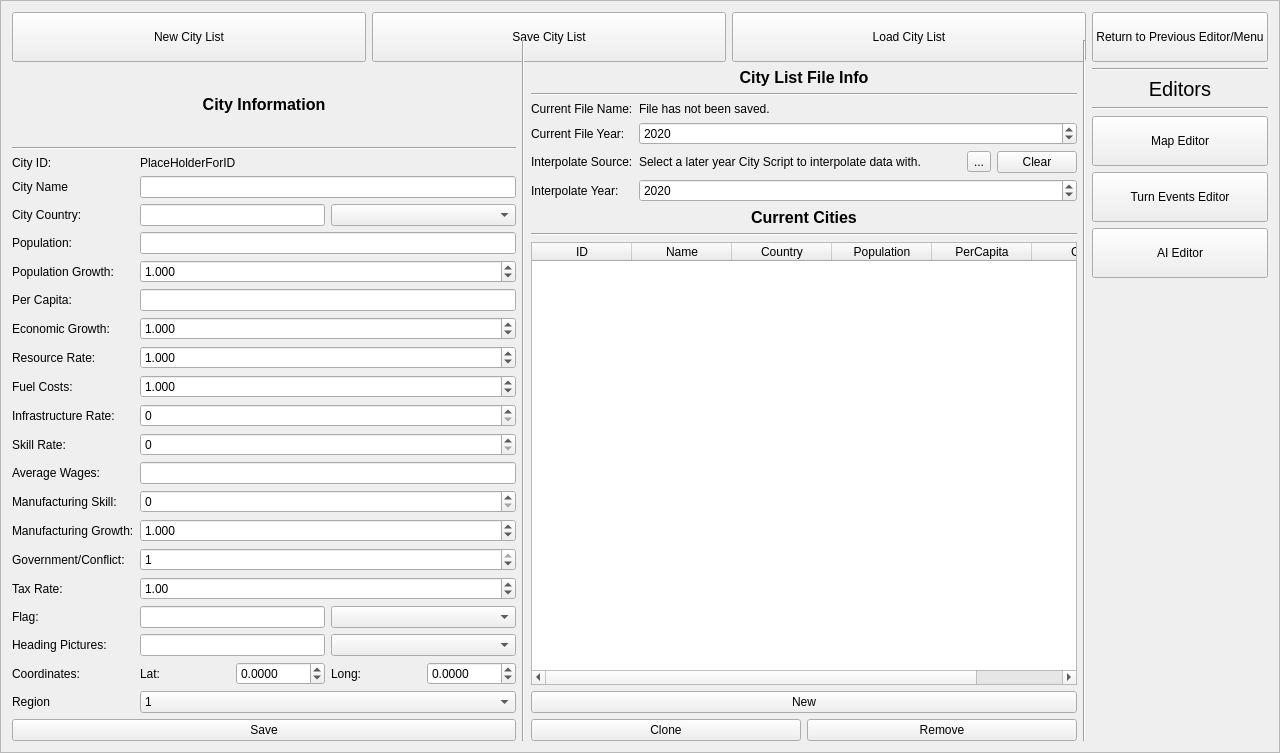
Qt form CityEditor.ui (gearcity/GearCity_ModTools) before a commit.
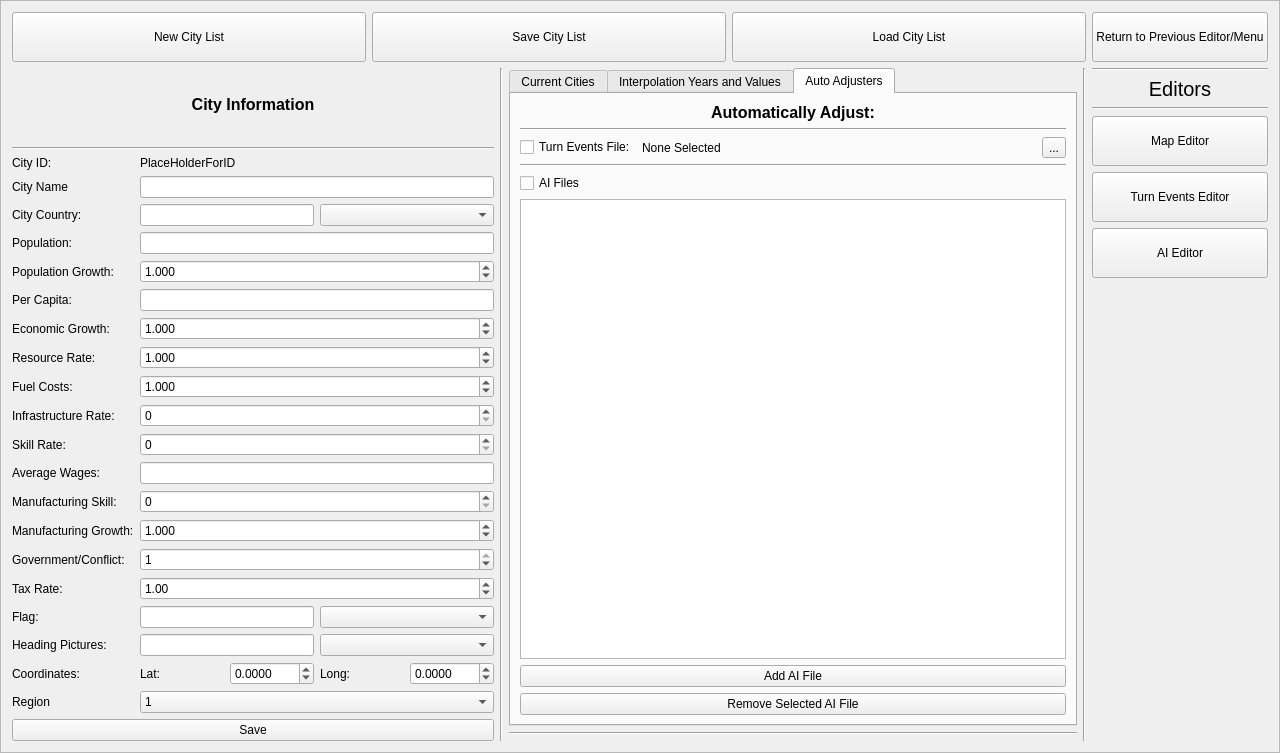
The same form after that commit. Icons and pictures are not drawn.

The edit to the form file:
```diff
--- a/CityEditor.ui
+++ b/CityEditor.ui
@@ -196,20 +196,6 @@
      </item>
     </layout>
    </item>
-   <item row="1" column="1" rowspan="3">
-    <widget class="Line" name="line">
-     <property name="orientation">
-      <enum>Qt::Vertical</enum>
-     </property>
-    </widget>
-   </item>
-   <item row="1" column="3" rowspan="3">
-    <widget class="Line" name="line_7">
-     <property name="orientation">
-      <enum>Qt::Vertical</enum>
-     </property>
-    </widget>
-   </item>
    <item row="2" column="0" rowspan="2">
     <layout class="QVBoxLayout" name="verticalLayout_2">
      <item>
@@ -676,7 +662,19 @@
    <item row="2" column="2">
     <layout class="QVBoxLayout" name="verticalLayout_4">
      <item>
-      <widget class="QLabel" name="label_27">
+      <widget class="QTabWidget" name="tab_CityEditor_Middle">
+       <property name="currentIndex">
+        <number>2</number>
+       </property>
+       <widget class="QWidget" name="tab_3">
+        <attribute name="title">
+         <string>Current Cities</string>
+        </attribute>
+        <layout class="QVBoxLayout" name="verticalLayout_8">
+         <item>
+          <layout class="QVBoxLayout" name="verticalLayout_3">
+           <item>
+            <widget class="QLabel" name="label_31">
        <property name="font">
         <font>
          <pointsize>12</pointsize>
@@ -685,7 +683,7 @@
         </font>
        </property>
        <property name="text">
-        <string>City List File Info</string>
+              <string>Current Cities</string>
        </property>
        <property name="alignment">
         <set>Qt::AlignCenter</set>
@@ -693,12 +691,91 @@
       </widget>
      </item>
      <item>
-      <widget class="Line" name="line_3">
+            <widget class="Line" name="line_4">
        <property name="orientation">
         <enum>Qt::Horizontal</enum>
        </property>
       </widget>
      </item>
+           <item>
+            <widget class="QTableWidget" name="Table_CE_CitiesInList">
+             <property name="editTriggers">
+              <set>QAbstractItemView::NoEditTriggers</set>
+             </property>
+             <column>
+              <property name="text">
+               <string>ID</string>
+              </property>
+             </column>
+             <column>
+              <property name="text">
+               <string>Name</string>
+              </property>
+             </column>
+             <column>
+              <property name="text">
+               <string>Country</string>
+              </property>
+             </column>
+             <column>
+              <property name="text">
+               <string>Population</string>
+              </property>
+             </column>
+             <column>
+              <property name="text">
+               <string>PerCapita</string>
+              </property>
+             </column>
+             <column>
+              <property name="text">
+               <string>Gov</string>
+              </property>
+             </column>
+            </widget>
+           </item>
+           <item>
+            <layout class="QVBoxLayout" name="verticalLayout">
+             <item>
+              <layout class="QHBoxLayout" name="horizontalLayout_5">
+               <item>
+                <widget class="QPushButton" name="Button_CE_MakeNewCity">
+                 <property name="text">
+                  <string>New</string>
+                 </property>
+                </widget>
+               </item>
+              </layout>
+             </item>
+             <item>
+              <layout class="QHBoxLayout" name="horizontalLayout_4">
+               <item>
+                <widget class="QPushButton" name="Button_CE_NewCloneCity">
+                 <property name="text">
+                  <string>Clone</string>
+                 </property>
+                </widget>
+               </item>
+               <item>
+                <widget class="QPushButton" name="Button_CE_RemoveSelectedCity">
+                 <property name="text">
+                  <string>Remove</string>
+                 </property>
+                </widget>
+               </item>
+              </layout>
+             </item>
+            </layout>
+           </item>
+          </layout>
+         </item>
+        </layout>
+       </widget>
+       <widget class="QWidget" name="tab">
+        <attribute name="title">
+         <string>Interpolation Years and Values</string>
+        </attribute>
+        <layout class="QVBoxLayout" name="verticalLayout_7">
      <item>
       <layout class="QVBoxLayout" name="verticalLayout_5">
        <item>
@@ -706,21 +783,28 @@
          <property name="fieldGrowthPolicy">
           <enum>QFormLayout::AllNonFixedFieldsGrow</enum>
          </property>
-         <item row="0" column="0">
+             <item row="1" column="0">
           <widget class="QLabel" name="label_28">
            <property name="text">
             <string>Current File Name:</string>
            </property>
           </widget>
          </item>
-         <item row="1" column="0">
+             <item row="1" column="1">
+              <widget class="QLabel" name="Label_CE_CurrentSaveName">
+               <property name="text">
+                <string>File has not been saved.</string>
+               </property>
+              </widget>
+             </item>
+             <item row="2" column="0">
           <widget class="QLabel" name="label_30">
            <property name="text">
             <string>Current File Year:</string>
            </property>
           </widget>
          </item>
-         <item row="1" column="1">
+             <item row="2" column="1">
           <widget class="QSpinBox" name="SpinBox_CE_CityListYear">
            <property name="minimum">
             <number>1900</number>
@@ -733,14 +817,14 @@
            </property>
           </widget>
          </item>
-         <item row="2" column="0">
+             <item row="3" column="0">
           <widget class="QLabel" name="label">
            <property name="text">
             <string>Interpolate Source:</string>
            </property>
           </widget>
          </item>
-         <item row="2" column="1">
+             <item row="3" column="1">
           <layout class="QHBoxLayout" name="horizontalLayout_6">
            <item>
             <widget class="QLabel" name="Label_CE_InterpolationSource">
@@ -778,14 +862,14 @@
            </item>
           </layout>
          </item>
-         <item row="3" column="0">
+             <item row="4" column="0">
           <widget class="QLabel" name="label_6">
            <property name="text">
             <string>Interpolate Year:</string>
            </property>
           </widget>
          </item>
-         <item row="3" column="1">
+             <item row="4" column="1">
           <widget class="QSpinBox" name="SpinBox_CE_InterpolateYear">
            <property name="minimum">
             <number>1900</number>
@@ -798,8 +882,15 @@
            </property>
           </widget>
          </item>
-         <item row="0" column="1">
-          <widget class="QLabel" name="Label_CE_CurrentSaveName">
+             <item row="0" column="0" colspan="2">
+              <widget class="QLabel" name="label_3">
+               <property name="font">
+                <font>
+                 <pointsize>13</pointsize>
+                 <weight>75</weight>
+                 <bold>true</bold>
+                </font>
+               </property>
            <property name="text">
             <string>File has not been saved.</string>
            </property>
@@ -810,11 +901,14 @@
       </layout>
      </item>
     </layout>
-   </item>
-   <item row="3" column="2">
-    <layout class="QVBoxLayout" name="verticalLayout_3">
+       </widget>
+       <widget class="QWidget" name="tab_2">
+        <attribute name="title">
+         <string>Auto Adjusters</string>
+        </attribute>
+        <layout class="QVBoxLayout" name="verticalLayout_9">
      <item>
-      <widget class="QLabel" name="label_31">
+          <widget class="QLabel" name="label_27">
        <property name="font">
         <font>
          <pointsize>12</pointsize>
@@ -823,7 +917,7 @@
         </font>
        </property>
        <property name="text">
-        <string>Current Cities</string>
+            <string>Automatically Adjust:</string>
        </property>
        <property name="alignment">
         <set>Qt::AlignCenter</set>
@@ -831,84 +925,101 @@
       </widget>
      </item>
      <item>
-      <widget class="Line" name="line_4">
+          <widget class="Line" name="line_8">
        <property name="orientation">
         <enum>Qt::Horizontal</enum>
        </property>
       </widget>
      </item>
      <item>
-      <widget class="QTableWidget" name="Table_CE_CitiesInList">
-       <property name="editTriggers">
-        <set>QAbstractItemView::NoEditTriggers</set>
-       </property>
-       <column>
+          <layout class="QHBoxLayout" name="horizontalLayout_9">
+           <item>
+            <widget class="QCheckBox" name="checkBox_CE_AutoAdjustTurnEvents">
         <property name="text">
-         <string>ID</string>
-        </property>
-       </column>
-       <column>
-        <property name="text">
-         <string>Name</string>
-        </property>
-       </column>
-       <column>
+              <string>Turn Events File:</string>
+             </property>
+            </widget>
+           </item>
+           <item>
+            <widget class="QLabel" name="label_33">
+             <property name="sizePolicy">
+              <sizepolicy hsizetype="Expanding" vsizetype="Preferred">
+               <horstretch>0</horstretch>
+               <verstretch>0</verstretch>
+              </sizepolicy>
+             </property>
         <property name="text">
-         <string>Country</string>
-        </property>
-       </column>
-       <column>
+              <string>None Selected</string>
+             </property>
+            </widget>
+           </item>
+           <item>
+            <widget class="QToolButton" name="button_CE_AA_SelectTurnEvents">
         <property name="text">
-         <string>Population</string>
-        </property>
-       </column>
-       <column>
-        <property name="text">
-         <string>PerCapita</string>
-        </property>
-       </column>
-       <column>
-        <property name="text">
-         <string>Gov</string>
-        </property>
-       </column>
+              <string>...</string>
+             </property>
+            </widget>
+           </item>
+          </layout>
+         </item>
+         <item>
+          <widget class="Line" name="line_9">
+           <property name="orientation">
+            <enum>Qt::Horizontal</enum>
+           </property>
       </widget>
      </item>
      <item>
-      <layout class="QVBoxLayout" name="verticalLayout">
-       <item>
-        <layout class="QHBoxLayout" name="horizontalLayout_5">
-         <item>
-          <widget class="QPushButton" name="Button_CE_MakeNewCity">
+          <widget class="QCheckBox" name="checkBox_CE_AutoAdjustAIFiles">
            <property name="text">
-            <string>New</string>
+            <string>AI Files</string>
            </property>
           </widget>
          </item>
-        </layout>
+         <item>
+          <widget class="QListWidget" name="list_CE_AA_AIFiles"/>
        </item>
        <item>
-        <layout class="QHBoxLayout" name="horizontalLayout_4">
-         <item>
-          <widget class="QPushButton" name="Button_CE_NewCloneCity">
+          <widget class="QPushButton" name="button_CE_AA_AddAIFile">
            <property name="text">
-            <string>Clone</string>
+            <string>Add AI File</string>
            </property>
           </widget>
          </item>
          <item>
-          <widget class="QPushButton" name="Button_CE_RemoveSelectedCity">
+          <widget class="QPushButton" name="button_CE_AA_RemoveAIFile">
            <property name="text">
-            <string>Remove</string>
+            <string>Remove Selected AI File</string>
            </property>
           </widget>
          </item>
         </layout>
-       </item>
-      </layout>
+       </widget>
+      </widget>
+     </item>
+     <item>
+      <widget class="Line" name="line_3">
+       <property name="orientation">
+        <enum>Qt::Horizontal</enum>
+       </property>
+      </widget>
      </item>
     </layout>
    </item>
+   <item row="2" column="1" rowspan="2">
+    <widget class="Line" name="line">
+     <property name="orientation">
+      <enum>Qt::Vertical</enum>
+     </property>
+    </widget>
+   </item>
+   <item row="2" column="3" rowspan="2">
+    <widget class="Line" name="line_7">
+     <property name="orientation">
+      <enum>Qt::Vertical</enum>
+     </property>
+    </widget>
+   </item>
   </layout>
  </widget>
  <tabstops>
```
Left out of the diff: 7 changed lines with no effect on the pictures. Lines whose indentation alone changed are shown as unchanged.
